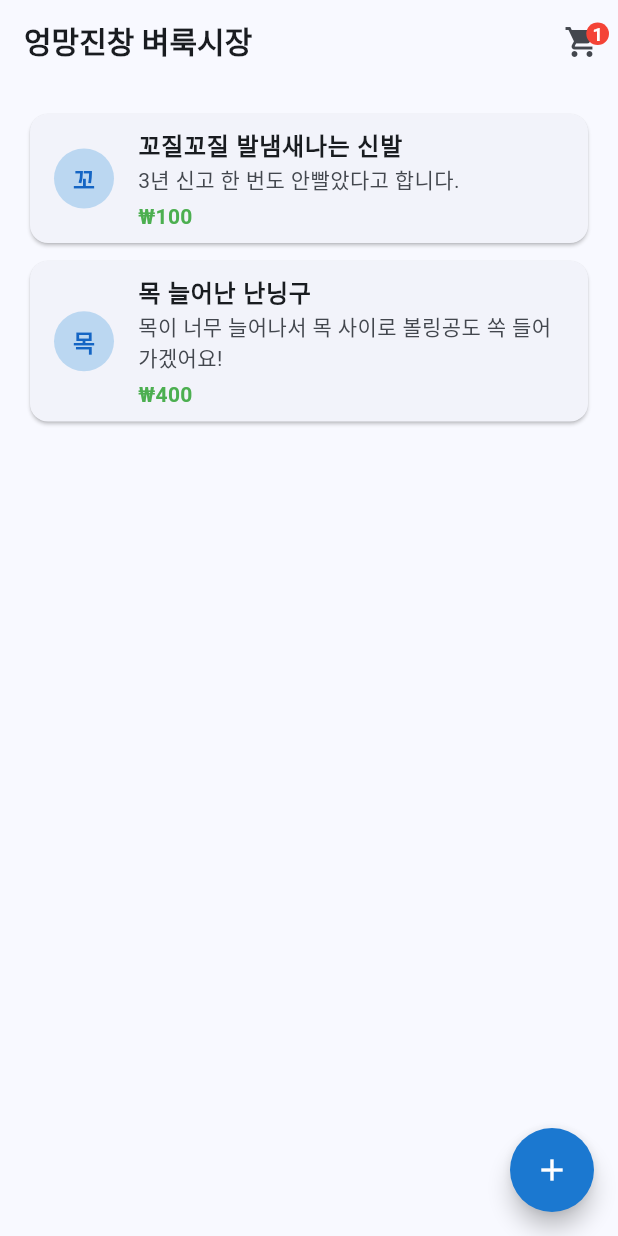
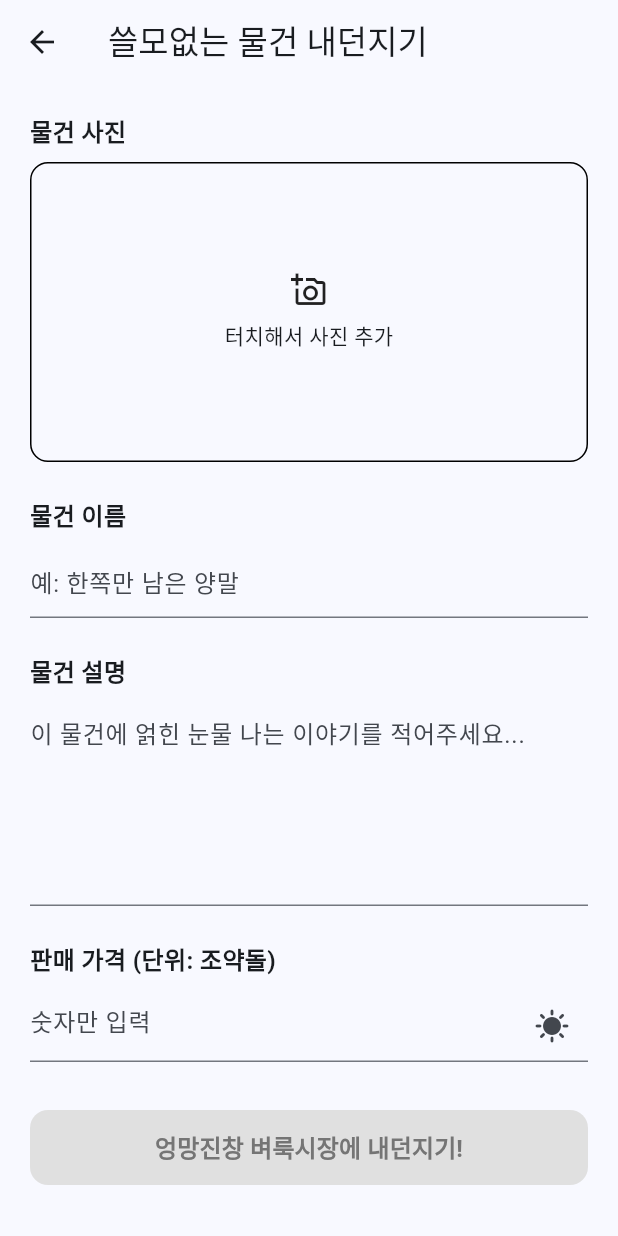
Before and after one commit to fireonmac/sparta-venture-assignments, a Flutter app: the screen it shows after launch, after a tap on the "add" icon, on a phone screen of 412 x 824 dp. Run offline on Flutter 3.47's test engine with Material 3 defaults, Android fonts, the phone set to English and light mode, and no system bars.

Commit message:
상품 추가 UI 구현

```diff
--- a/flutter_basic_venture/lib/src/view/home/home_screen.dart
+++ b/flutter_basic_venture/lib/src/view/home/home_screen.dart
@@ -5,6 +5,7 @@ import 'package:flutter_basic_venture/src/styles.dart';
 import 'package:flutter_basic_venture/src/features/products/products_container.dart';
 import 'package:flutter_basic_venture/src/features/cart/cart_container.dart';
 import 'package:flutter_basic_venture/src/view/products/product_detail_screen.dart';
+import 'package:flutter_basic_venture/src/view/products/product_create_screen.dart';
 
 class HomeScreen extends StatelessWidget {
   const HomeScreen({super.key});
@@ -78,7 +79,12 @@ class HomeScreen extends StatelessWidget {
       ),
       floatingActionButton: FloatingActionButton(
         backgroundColor: Styles.primaryColor,
-        onPressed: () {},
+        onPressed: () {
+          Navigator.push(
+            context,
+            ProductCreateScreen.buildRoute(context),
+          );
+        },
         shape: const CircleBorder(),
         child: const Icon(Icons.add, color: Colors.white, size: 24),
       ),
--- /dev/null
+++ b/flutter_basic_venture/lib/src/view/products/product_create_screen.dart
@@ -0,0 +1,93 @@
+import 'package:flutter/material.dart';
+import 'package:flutter_basic_venture/src/styles.dart';
+import 'package:flutter_basic_venture/src/utils/navigation.dart';
+import 'package:flutter_basic_venture/src/widgets/call_to_action_button.dart';
+
+class ProductCreateScreen extends StatefulWidget {
+  const ProductCreateScreen({super.key});
+
+  static Route<dynamic> buildRoute(BuildContext context) {
+    return buildScreenRoute(context, screen: const ProductCreateScreen());
+  }
+
+  @override
+  State<ProductCreateScreen> createState() => _ProductCreateScreenState();
+}
+
+class _ProductCreateScreenState extends State<ProductCreateScreen> {
+  Widget _buildSectionTitle(String title) {
+    return Padding(
+      padding: const EdgeInsets.only(bottom: 8.0),
+      child: Text(
+        title,
+        style: const TextStyle(fontSize: 16, fontWeight: FontWeight.bold),
+      ),
+    );
+  }
+
+  @override
+  Widget build(BuildContext context) {
+    return Scaffold(
+      appBar: AppBar(title: const Text('쓸모없는 물건 내던지기')),
+      body: SingleChildScrollView(
+        child: Padding(
+          padding: Styles.bodyPadding,
+          child: Column(
+            crossAxisAlignment: CrossAxisAlignment.start,
+            children: [
+              _buildSectionTitle('물건 사진'),
+              GestureDetector(
+                onTap: () {},
+                child: Container(
+                  height: 200,
+                  width: double.infinity,
+                  decoration: BoxDecoration(
+                    border: Border.all(),
+                    borderRadius: BorderRadius.circular(12.0),
+                  ),
+                  child: Column(
+                    mainAxisAlignment: MainAxisAlignment.center,
+                    children: [
+                      Icon(Icons.add_a_photo_outlined),
+                      const SizedBox(height: 8),
+                      Text('터치해서 사진 추가'),
+                    ],
+                  ),
+                ),
+              ),
+              const SizedBox(height: 24),
+
+              _buildSectionTitle('물건 이름'),
+              TextField(decoration: InputDecoration(hintText: '예: 한쪽만 남은 양말')),
+              const SizedBox(height: 24),
+
+              _buildSectionTitle('물건 설명'),
+              TextField(
+                maxLines: 5,
+                decoration: InputDecoration(
+                  hintText: '이 물건에 얽힌 눈물 나는 이야기를 적어주세요...',
+                ),
+              ),
+              const SizedBox(height: 24),
+
+              _buildSectionTitle('판매 가격 (단위: 조약돌)'),
+              TextField(
+                keyboardType: TextInputType.number,
+                decoration: InputDecoration(
+                  hintText: '숫자만 입력',
+                  suffixIcon: Icon(Icons.sunny),
+                ),
+              ),
+              const SizedBox(height: 32),
+
+              SizedBox(
+                width: double.infinity,
+                child: CallToActionButton(text: '엉망진창 벼룩시장에 내던지기!'),
+              ),
+            ],
+          ),
+        ),
+      ),
+    );
+  }
+}
```
